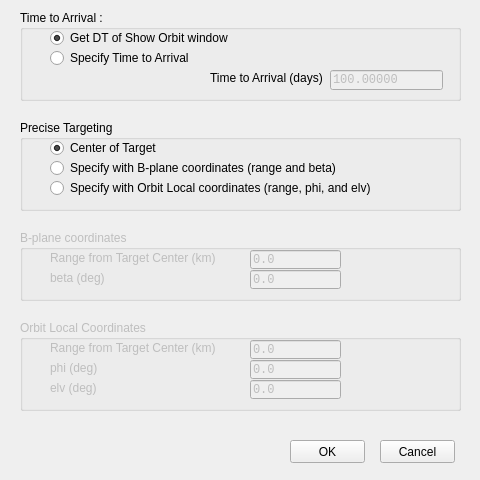
This is ui/ftasettingdialog.ui in whiskie14142/SolarSystemVoyager as Qt 5 draws it before an edit. The edited form follows.
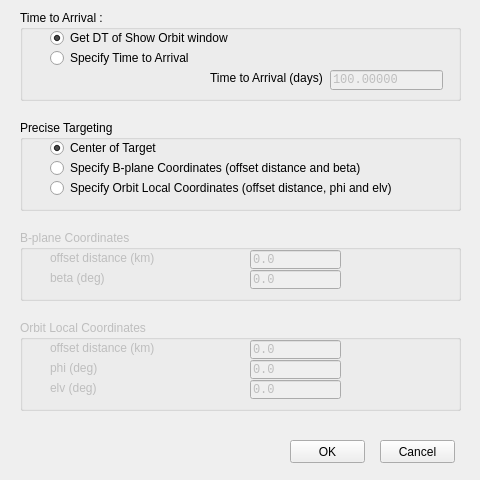
This is the edited form.

What changed in the file:
```diff
--- a/ui/ftasettingdialog.ui
+++ b/ui/ftasettingdialog.ui
@@ -123,7 +123,7 @@
      </rect>
     </property>
     <property name="text">
-     <string>Range from Target Center (km)</string>
+     <string>offset distance (km)</string>
     </property>
    </widget>
    <widget class="QLabel" name="label_3">
@@ -283,7 +283,7 @@
      </rect>
     </property>
     <property name="text">
-     <string>Specify with B-plane coordinates (range and beta)</string>
+     <string>Specify B-plane Coordinates (offset distance and beta)</string>
     </property>
    </widget>
    <widget class="QRadioButton" name="selOLcoord">
@@ -296,7 +296,7 @@
      </rect>
     </property>
     <property name="text">
-     <string>Specify with Orbit Local coordinates (range, phi, and elv)</string>
+     <string>Specify Orbit Local Coordinates (offset distance, phi and elv)</string>
     </property>
    </widget>
   </widget>
@@ -313,7 +313,7 @@
     </rect>
    </property>
    <property name="title">
-    <string>B-plane coordinates</string>
+    <string>B-plane Coordinates</string>
    </property>
    <widget class="QLabel" name="label_5">
     <property name="geometry">
@@ -325,7 +325,7 @@
      </rect>
     </property>
     <property name="text">
-     <string>Range from Target Center (km)</string>
+     <string>offset distance (km)</string>
     </property>
    </widget>
    <widget class="QLineEdit" name="Brangeedit">
```
